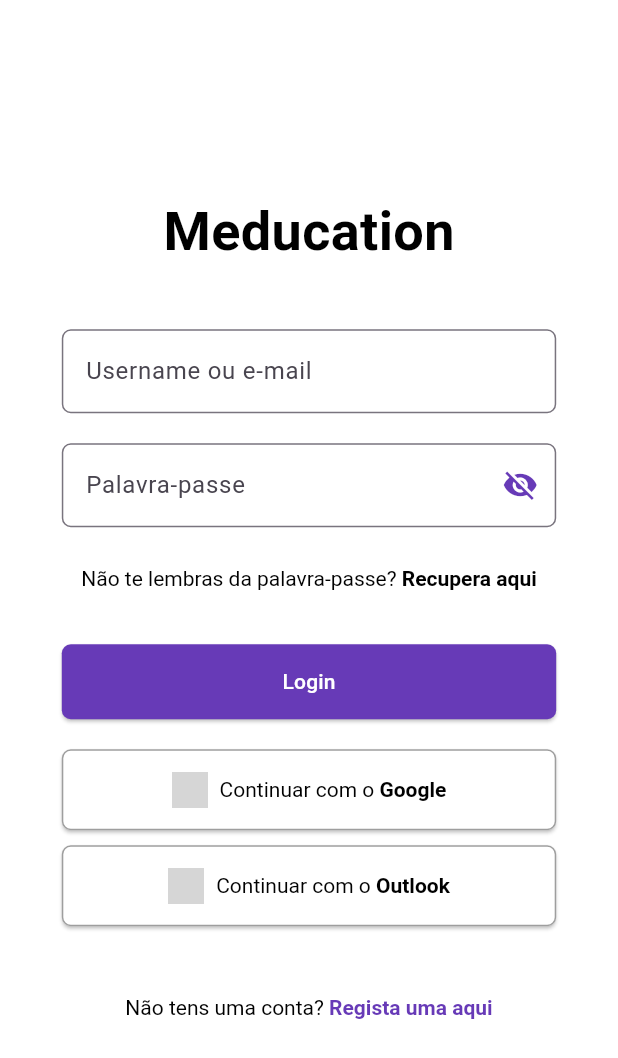
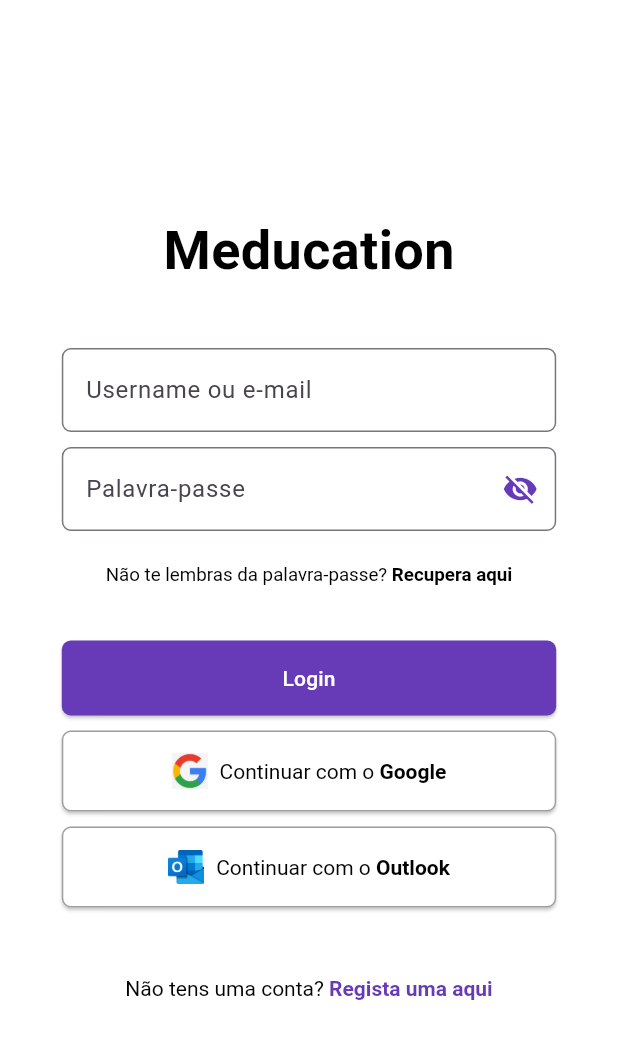
Before and after one commit to maneusfreitas/meducation, a Flutter app: the screen it shows after launch, on a phone screen of 412 x 824 dp. Shown: the top 1058 px of the screen. Run offline on Flutter 3.47's test engine with Material 3 defaults, Android fonts, the light colour scheme and no system bars; our stand-ins replace google_sign_in; grey boxes are pictures that could not be loaded.

Commit message:
Small updates

```diff
--- a/lib/main.dart
+++ b/lib/main.dart
@@ -12,6 +12,7 @@ class MyApp extends StatelessWidget {
   Widget build(BuildContext context) {
     return MaterialApp(
       home: LoginPage(),
+      debugShowCheckedModeBanner: false
     );
   }
 }
@@ -49,7 +50,7 @@ class _LoginPageState extends State<LoginPage> {
               mainAxisAlignment: MainAxisAlignment.center,
               mainAxisSize: MainAxisSize.min,
               children: [
-                Text(
+                const Text(
                   'Meducation',
                   style: TextStyle(
                     fontSize: 36,
@@ -69,7 +70,7 @@ class _LoginPageState extends State<LoginPage> {
                     ),
                   ),
                 ),
-                SizedBox(height: 20),
+                const SizedBox(height: 10),
                 Container(
                   width: commonWidth,
                   child: TextField(
@@ -93,7 +94,7 @@ class _LoginPageState extends State<LoginPage> {
                     ),
                   ),
                 ),
-                SizedBox(height: 10),
+                const SizedBox(height: 5),
                 Align(
                   alignment: Alignment.center,
                   child: TextButton(
@@ -101,20 +102,20 @@ class _LoginPageState extends State<LoginPage> {
                       // página de recuperação de password  FAZER
                     },
                     child: RichText(
-                      text: TextSpan(
+                      text: const TextSpan(
                         text: 'Não te lembras da palavra-passe? ',
-                        style: TextStyle(color: Colors.black),
+                        style: TextStyle(color: Colors.black, fontSize: 12.5),
                         children: <TextSpan>[
                           TextSpan(
                             text: 'Recupera aqui',
-                            style: TextStyle(fontWeight: FontWeight.bold),
+                            style: TextStyle(fontWeight: FontWeight.bold, fontSize: 12.5),
                           ),
                         ],
                       ),
                     ),
                   ),
                 ),
-                SizedBox(height: 20),
+                const SizedBox(height: 20),
                 Container(
                   width: commonWidth,
                   child: ElevatedButton(
@@ -126,26 +127,26 @@ class _LoginPageState extends State<LoginPage> {
                     },
                     style: ElevatedButton.styleFrom(
                       backgroundColor: Colors.deepPurple,
-                      padding: EdgeInsets.symmetric(horizontal: 80, vertical: 15),
+                      padding: const EdgeInsets.symmetric(horizontal: 80, vertical: 15),
                       shape: RoundedRectangleBorder(
                         borderRadius: BorderRadius.circular(6),
                       ),
                     ),
-                    child: Text('Login', style: TextStyle(color: Colors.white)),
+                    child: const Text('Login', style: TextStyle(color: Colors.white)),
                   ),
                 ),
-                SizedBox(height: 20),
+                const SizedBox(height: 10),
                 Container(
                   width: commonWidth,
                   child: ElevatedButton.icon(
                     onPressed: _handleGoogleSignIn, // login com o Google AQUI
                     icon: Image.asset(
-                      '../assets/images/gmail_icon.png',
+                      'assets/images/gmail_icon.png',
                       width: 24,
                       height: 24,
                     ),
                     label: RichText(
-                      text: TextSpan(
+                      text: const TextSpan(
                         text: 'Continuar com o ',
                         style: TextStyle(color: Colors.black),
                         children: <TextSpan>[
@@ -159,15 +160,15 @@ class _LoginPageState extends State<LoginPage> {
                     style: ElevatedButton.styleFrom(
                       foregroundColor: Colors.black,
                       backgroundColor: Colors.white,
-                      padding: EdgeInsets.symmetric(horizontal: 20, vertical: 15),
+                      padding: const EdgeInsets.symmetric(horizontal: 20, vertical: 15),
                       shape: RoundedRectangleBorder(
                         borderRadius: BorderRadius.circular(6),
-                        side: BorderSide(color: Colors.grey),
+                        side: const BorderSide(color: Colors.grey),
                       ),
                     ),
                   ),
                 ),
-                SizedBox(height: 10),
+                const SizedBox(height: 10),
                 Container(
                   width: commonWidth,
                   child: ElevatedButton.icon(
@@ -175,12 +176,12 @@ class _LoginPageState extends State<LoginPage> {
                       // Login com Outlook FAZER
                     },
                     icon: Image.asset(
-                      '../assets/images/outlook_icon.png',
+                      'assets/images/outlook_icon.png',
                       width: 24,
                       height: 24,
                     ),
                     label: RichText(
-                      text: TextSpan(
+                      text: const TextSpan(
                         text: 'Continuar com o ',
                         style: TextStyle(color: Colors.black),
                         children: <TextSpan>[
@@ -194,15 +195,15 @@ class _LoginPageState extends State<LoginPage> {
                     style: ElevatedButton.styleFrom(
                       foregroundColor: Colors.black,
                       backgroundColor: Colors.white,
-                      padding: EdgeInsets.symmetric(horizontal: 20, vertical: 15),
+                      padding: const EdgeInsets.symmetric(horizontal: 20, vertical: 15),
                       shape: RoundedRectangleBorder(
                         borderRadius: BorderRadius.circular(6),
-                        side: BorderSide(color: Colors.grey),
+                        side: const BorderSide(color: Colors.grey),
                       ),
                     ),
                   ),
                 ),
-                SizedBox(height: 30),
+                const SizedBox(height: 30),
                 TextButton(
                   onPressed: () {
                     Navigator.push(
@@ -211,7 +212,7 @@ class _LoginPageState extends State<LoginPage> {
                     );
                   },
                   child: RichText(
-                    text: TextSpan(
+                    text: const TextSpan(
                       text: 'Não tens uma conta? ',
                       style: TextStyle(color: Colors.black),
                       children: <TextSpan>[
```
